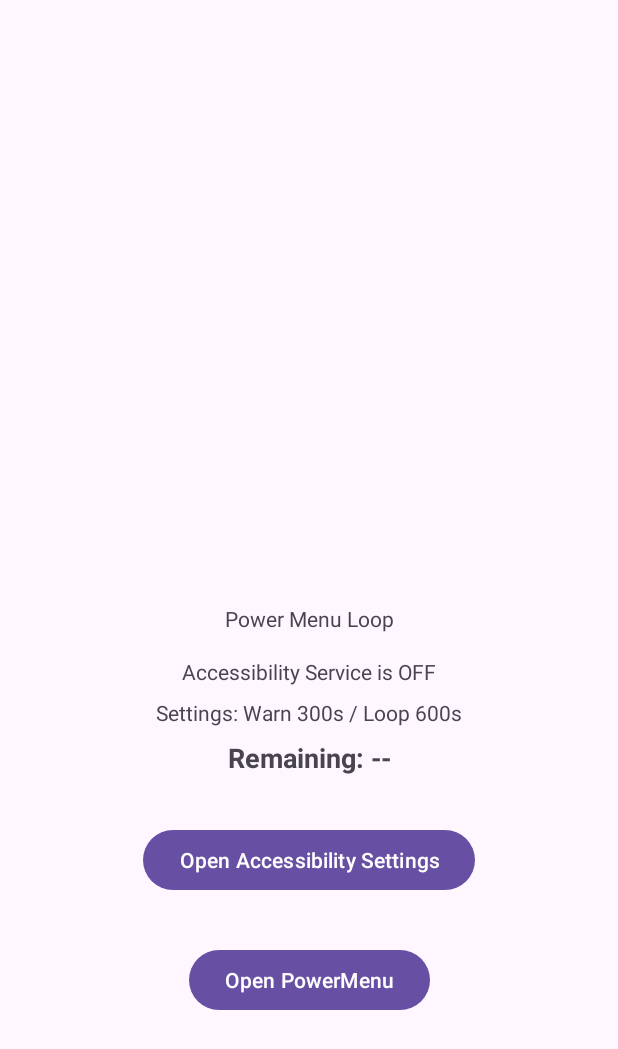
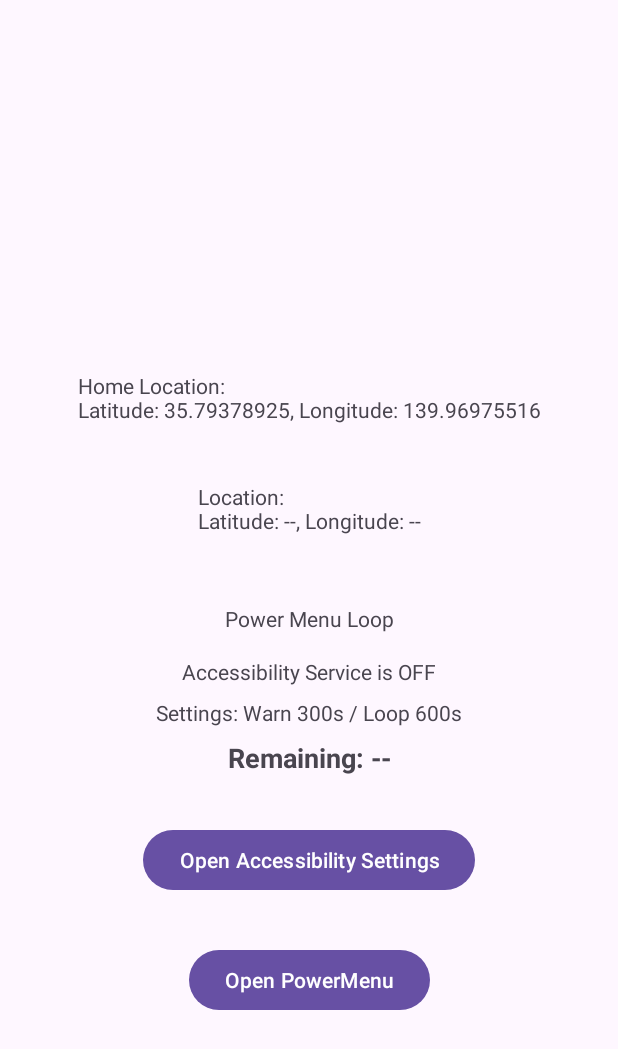
Before and after one commit to purple-comet/ShutDownLoop, an Android app: the screen it shows after launch (MainActivity), on a phone screen of 412 x 824 dp. Shown: the top 1049 px of the screen. Run offline under Robolectric (Android 15) with nearby library versions, the phone set to English and light mode, and no system bars.

Commit message:
feat: 緯度経度情報をアプリに表示

```diff
--- a/app/src/main/java/com/example/powermenuloop/MainActivity.kt
+++ b/app/src/main/java/com/example/powermenuloop/MainActivity.kt
@@ -25,6 +25,7 @@ class MainActivity : AppCompatActivity() {
     private lateinit var statusTextView: TextView
     private lateinit var settingsTextView: TextView
     private lateinit var remainingTextView: TextView
+    private lateinit var locationTextView: TextView
     companion object {
         private const val TAG = "PowerMenuLoopMain"
         private const val PERMISSION_REQUEST_LOCATION = 1001
@@ -43,6 +44,8 @@ class MainActivity : AppCompatActivity() {
         statusTextView = findViewById(R.id.tv_status)
         settingsTextView = findViewById(R.id.tv_thresholds)
         remainingTextView = findViewById(R.id.tv_remaining) // 紐付け
+        locationTextView = findViewById(R.id.tv_location) // 紐付け
+
 
         // 設定値を表示
         val warningSec = Constants.WARNING_THRESHOLD_MS / 1000
@@ -84,6 +87,9 @@ class MainActivity : AppCompatActivity() {
     override fun onResume() {
         super.onResume()
         Log.d(TAG, "onResume()")
+        var location = PowerMenuService.instance?.getCurrentLocation()
+        locationTextView.text = "Location:\nLatitude: ${location?.latitude ?: "--"}, Longitude: ${location?.longitude ?: "--"}"
+
         if (isAccessibilityServiceEnabled(PowerMenuService::class.java)) {
             Log.d(TAG, "Accessibility Service is ON")
             PowerMenuService.onStatusUpdateListener = { pkg, remaining ->
--- a/app/src/main/java/com/example/powermenuloop/PowerMenuService.kt
+++ b/app/src/main/java/com/example/powermenuloop/PowerMenuService.kt
@@ -10,6 +10,7 @@ import android.location.LocationManager
 import android.os.Message
 import android.util.Log
 import android.view.accessibility.AccessibilityEvent
+import android.widget.TextView
 import androidx.core.app.ActivityCompat
 
 class PowerMenuService : AccessibilityService() {
@@ -28,10 +29,11 @@ class PowerMenuService : AccessibilityService() {
         initMonitor()
     }
 
+
     private fun initMonitor() {
         appUsageMonitor = AppUsageMonitor(
             context = this, // コンテキストを渡す（SharedPreferences用）
-            isNearHome(),
+            isNearHome = { isNearHome() },
             onWarningThresholdReached = { message ->
                 showWarningOverlay(message)
             },
@@ -55,7 +57,7 @@ class PowerMenuService : AccessibilityService() {
         }
     }
 
-    private fun getCurrentLocation(): Location? {
+    fun getCurrentLocation(): Location? {
         val locationManager = getSystemService(Context.LOCATION_SERVICE) as LocationManager
 
         // 権限チェック
--- a/app/src/main/res/layout/activity_main.xml
+++ b/app/src/main/res/layout/activity_main.xml
@@ -6,6 +6,30 @@
     android:layout_width="match_parent"
     android:layout_height="match_parent"
     tools:context=".MainActivity">
+
+    <TextView
+        android:id="@+id/tv_home_location"
+        android:layout_width="wrap_content"
+        android:layout_height="wrap_content"
+        android:layout_marginBottom="32dp"
+        android:text="Home Location:\nLatitude: 35.79378925, Longitude: 139.96975516"
+        app:layout_constraintBottom_toBottomOf="parent"
+        app:layout_constraintEnd_toEndOf="parent"
+        app:layout_constraintStart_toStartOf="parent"
+        app:layout_constraintTop_toTopOf="parent"
+        app:layout_constraintVertical_bias="0.327" />
+
+    <TextView
+        android:id="@+id/tv_location"
+        android:layout_width="wrap_content"
+        android:layout_height="wrap_content"
+        android:layout_marginBottom="32dp"
+        android:text="Location:\nLatitude: --, Longitude: --"
+        app:layout_constraintBottom_toBottomOf="parent"
+        app:layout_constraintEnd_toEndOf="parent"
+        app:layout_constraintStart_toStartOf="parent"
+        app:layout_constraintTop_toTopOf="parent"
+        app:layout_constraintVertical_bias="0.425" />
 
     <TextView
         android:id="@+id/textView"
```
Also changed, not shown: app/src/main/java/com/example/powermenuloop/AppUsageMonitor.kt (+4 -4 lines), app/src/main/java/com/example/powermenuloop/Constants.kt (+3 -4 lines).
